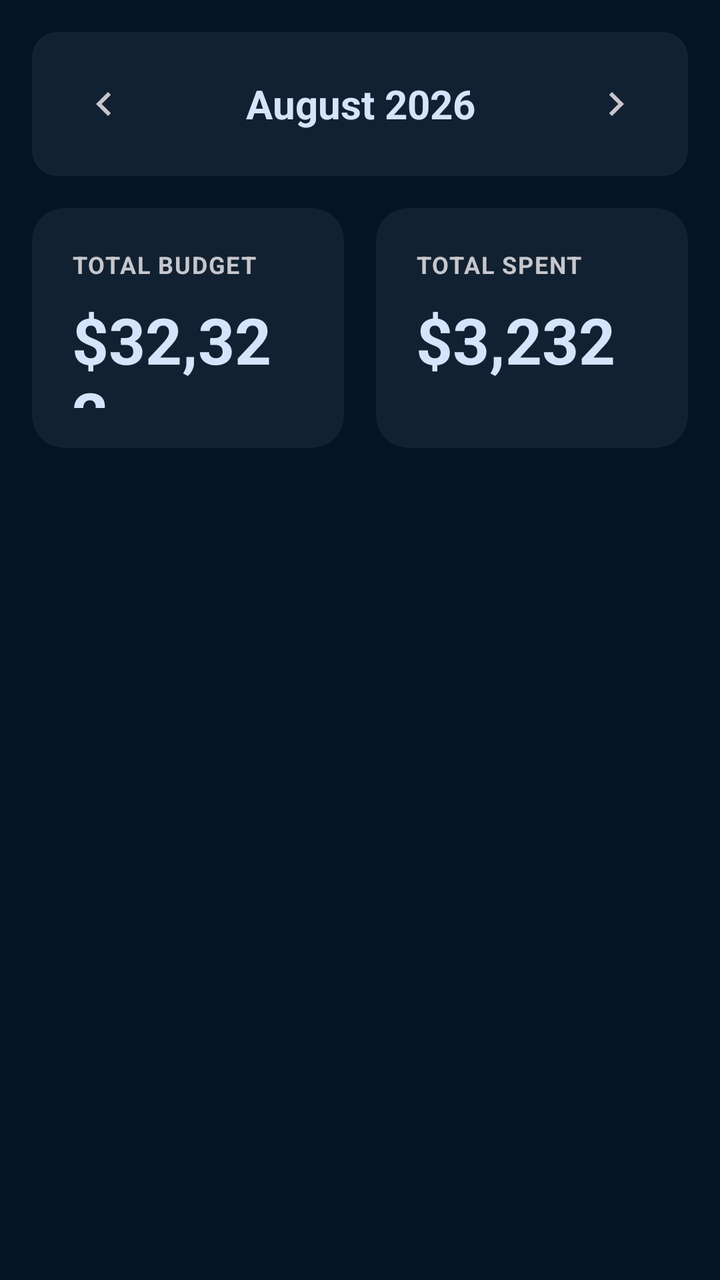
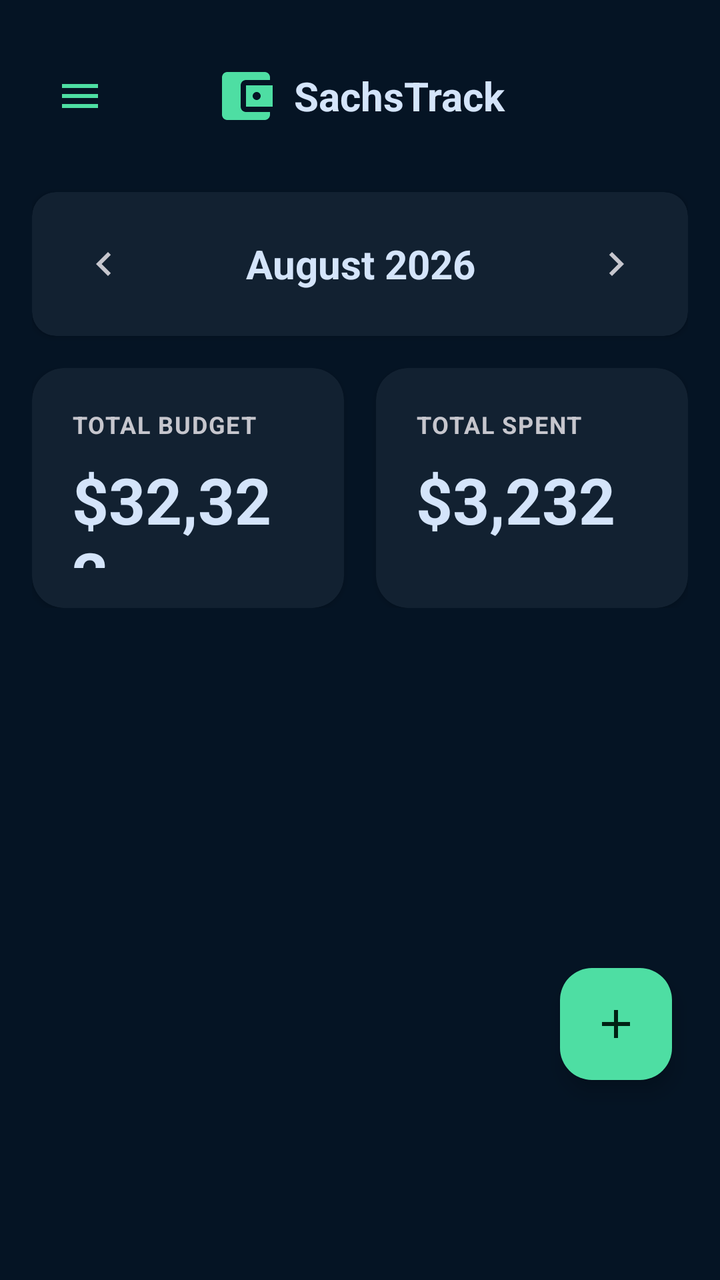

Before-and-after screenshots of an Android layout around one commit, followed by the original layout XML and the change that was made.
<!-- AndroidManifest.xml: application theme Theme.SachsTrack -->
<!-- res/layout/fragment_budgets.xml -->
<?xml version="1.0" encoding="utf-8"?>
<ScrollView xmlns:android="http://schemas.android.com/apk/res/android"
    xmlns:app="http://schemas.android.com/apk/res-auto"
    android:layout_width="match_parent"
    android:layout_height="match_parent"
    android:background="@color/color_background"
    android:paddingBottom="80dp">

    <LinearLayout
        android:layout_width="match_parent"
        android:layout_height="wrap_content"
        android:orientation="vertical"
        android:padding="16dp">

        
        <androidx.cardview.widget.CardView
            android:layout_width="match_parent"
            android:layout_height="wrap_content"
            app:cardBackgroundColor="@color/color_surface_container"
            app:cardCornerRadius="12dp"
            app:cardElevation="2dp">

            <LinearLayout
                android:layout_width="match_parent"
                android:layout_height="wrap_content"
                android:gravity="center_vertical"
                android:orientation="horizontal"
                android:padding="16dp">

                <ImageButton
                    android:id="@+id/btn_previous_month"
                    android:layout_width="40dp"
                    android:layout_height="40dp"
                    android:background="?attr/selectableItemBackgroundBorderless"
                    android:contentDescription="Previous month"
                    android:src="@drawable/ic_chevron_left_24"
                    android:tint="@color/color_on_surface_variant" />

                <TextView
                    android:id="@+id/tv_current_month"
                    android:layout_width="0dp"
                    android:layout_height="wrap_content"
                    android:layout_weight="1"
                    android:gravity="center"
                    android:text="August 2026"
                    android:textColor="@color/color_on_surface"
                    android:textSize="20sp"
                    android:textStyle="bold" />

                <ImageButton
                    android:id="@+id/btn_next_month"
                    android:layout_width="40dp"
                    android:layout_height="40dp"
                    android:background="?attr/selectableItemBackgroundBorderless"
                    android:contentDescription="Next month"
                    android:src="@drawable/ic_chevron_right_24"
                    android:tint="@color/color_on_surface_variant" />

            </LinearLayout>

        </androidx.cardview.widget.CardView>

        
        <LinearLayout
            android:layout_width="match_parent"
            android:layout_height="wrap_content"
            android:layout_marginTop="16dp"
            android:orientation="horizontal"
            android:weightSum="2">

            
            <androidx.cardview.widget.CardView
                android:layout_width="0dp"
                android:layout_height="120dp"
                android:layout_marginEnd="8dp"
                android:layout_weight="1"
                app:cardBackgroundColor="@color/color_surface_container"
                app:cardCornerRadius="16dp"
                app:cardElevation="2dp">

                <LinearLayout
                    android:layout_width="match_parent"
                    android:layout_height="match_parent"
                    android:orientation="vertical"
                    android:padding="20dp">

                    <TextView
                        android:layout_width="wrap_content"
                        android:layout_height="wrap_content"
                        android:text="TOTAL BUDGET"
                        android:textColor="@color/color_on_surface_variant"
                        android:textSize="12sp"
                        android:textStyle="bold"
                        android:letterSpacing="0.05" />

                    <TextView
                        android:id="@+id/tv_total_budget"
                        android:layout_width="wrap_content"
                        android:layout_height="wrap_content"
                        android:layout_marginTop="8dp"
                        android:text="$32,322"
                        android:textColor="@color/color_on_surface"
                        android:textSize="32sp"
                        android:textStyle="bold" />

                </LinearLayout>

            </androidx.cardview.widget.CardView>

            
            <androidx.cardview.widget.CardView
                android:layout_width="0dp"
                android:layout_height="120dp"
                android:layout_marginStart="8dp"
                android:layout_weight="1"
                app:cardBackgroundColor="@color/color_surface_container"
                app:cardCornerRadius="16dp"
                app:cardElevation="2dp">

                <LinearLayout
                    android:layout_width="match_parent"
                    android:layout_height="match_parent"
                    android:orientation="vertical"
                    android:padding="20dp">

                    <TextView
                        android:layout_width="wrap_content"
                        android:layout_height="wrap_content"
                        android:text="TOTAL SPENT"
                        android:textColor="@color/color_on_surface_variant"
                        android:textSize="12sp"
                        android:textStyle="bold"
                        android:letterSpacing="0.05" />

                    <TextView
                        android:id="@+id/tv_total_spent"
                        android:layout_width="wrap_content"
                        android:layout_height="wrap_content"
                        android:layout_marginTop="8dp"
                        android:text="$3,232"
                        android:textColor="@color/color_on_surface"
                        android:textSize="32sp"
                        android:textStyle="bold" />

                </LinearLayout>

            </androidx.cardview.widget.CardView>

        </LinearLayout>

        
        <androidx.recyclerview.widget.RecyclerView
            android:id="@+id/rv_budget_categories"
            android:layout_width="match_parent"
            android:layout_height="wrap_content"
            android:layout_marginTop="16dp" />

    </LinearLayout>

</ScrollView>
<!-- resources referenced by this layout -->
<resources>
  <color name="color_background">#051424</color>
  <color name="color_on_surface">#d4e4fa</color>
  <color name="color_on_surface_variant">#c6c6cd</color>
  <color name="color_surface_container">#122131</color>
  <!-- drawable ic_chevron_left_24 (drawable) -->
  <vector xmlns:android="http://schemas.android.com/apk/res/android"
      android:width="24dp"
      android:height="24dp"
      android:viewportWidth="24"
      android:viewportHeight="24"
      android:tint="?attr/colorOnSurface">
    <path
        android:fillColor="@android:color/white"
        android:pathData="M15.41,7.41L14,6l-6,6 6,6 1.41,-1.41L10.83,12z"/>
  </vector>
  <!-- drawable ic_chevron_right_24 (drawable) -->
  <vector xmlns:android="http://schemas.android.com/apk/res/android"
      android:width="24dp"
      android:height="24dp"
      android:viewportWidth="24"
      android:viewportHeight="24"
      android:tint="?attr/colorOnSurface">
    <path
        android:fillColor="@android:color/white"
        android:pathData="M10,6L8.59,7.41 13.17,12l-4.58,4.59L10,18l6,-6z"/>
  </vector>
  <color name="color_primary">#4edea3</color>
  <color name="color_primary_variant">#009365</color>
  <color name="color_on_primary">#002113</color>
  <color name="color_secondary">#bcc7de</color>
  <color name="color_surface">#122131</color>
  <color name="color_on_background">#d4e4fa</color>
  <color name="color_surface_variant">#1c2b3c</color>
  <color name="color_outline">#45464d</color>
  <color name="color_outline_variant">#45464d</color>
  <color name="status_bar_color">@color/color_background</color>
  <color name="navigation_bar_color">@color/color_surface_container_high</color>
  <color name="color_surface_container_high">#1c2b3c</color>
  <!-- unchanged entries left out for length: 1 -->
</resources>

<!-- the commit's change to res/layout/fragment_budgets.xml (unified diff, before → after) -->
@@ -1,6 +1,10 @@
 <?xml version="1.0" encoding="utf-8"?>
-<ScrollView xmlns:android="http://schemas.android.com/apk/res/android"
+<androidx.coordinatorlayout.widget.CoordinatorLayout xmlns:android="http://schemas.android.com/apk/res/android"
     xmlns:app="http://schemas.android.com/apk/res-auto"
+    android:layout_width="match_parent"
+    android:layout_height="match_parent">
+
+<ScrollView
     android:layout_width="match_parent"
     android:layout_height="match_parent"
     android:background="@color/color_background"
@@ -11,6 +15,56 @@
         android:layout_height="wrap_content"
         android:orientation="vertical"
         android:padding="16dp">
+
+        
+        <LinearLayout
+            android:layout_width="match_parent"
+            android:layout_height="wrap_content"
+            android:gravity="center_vertical"
+            android:orientation="horizontal"
+            android:paddingVertical="8dp"
+            android:layout_marginBottom="16dp">
+
+            <ImageButton
+                android:id="@+id/btn_menu"
+                android:layout_width="48dp"
+                android:layout_height="48dp"
+                android:background="?attr/selectableItemBackgroundBorderless"
+                android:contentDescription="Menu"
+                android:padding="12dp"
+                android:src="@drawable/ic_menu_24"
+                android:tint="@color/color_primary" />
+
+            <LinearLayout
+                android:layout_width="0dp"
+                android:layout_height="wrap_content"
+                android:layout_weight="1"
+                android:gravity="center"
+                android:orientation="horizontal">
+
+                <ImageView
+                    android:layout_width="32dp"
+                    android:layout_height="32dp"
+                    android:layout_marginEnd="8dp"
+                    android:src="@drawable/ic_account_balance_wallet_24"
+                    android:tint="@color/color_primary" />
+
+                <TextView
+                    android:layout_width="wrap_content"
+                    android:layout_height="wrap_content"
+                    android:text="SachsTrack"
+                    android:textColor="@color/color_on_surface"
+                    android:textSize="20sp"
+                    android:textStyle="bold" />
+
+            </LinearLayout>
+
+            
+            <View
+                android:layout_width="48dp"
+                android:layout_height="48dp" />
+
+        </LinearLayout>
 
         
         <androidx.cardview.widget.CardView
@@ -158,3 +212,18 @@
     </LinearLayout>
 
 </ScrollView>
+
+
+<com.google.android.material.floatingactionbutton.FloatingActionButton
+    android:id="@+id/fab_add_budget"
+    android:layout_width="wrap_content"
+    android:layout_height="wrap_content"
+    android:layout_gravity="bottom|end"
+    android:layout_marginEnd="24dp"
+    android:layout_marginBottom="100dp"
+    android:contentDescription="Set budgets"
+    android:src="@drawable/ic_add_24"
+    app:backgroundTint="@color/color_primary"
+    app:tint="@color/color_on_primary" />
+
+</androidx.coordinatorlayout.widget.CoordinatorLayout>
<!-- resource entries referenced after the edit -->
@@ -4,6 +4,28 @@
   <color name="color_on_surface">#d4e4fa</color>
   <color name="color_on_surface_variant">#c6c6cd</color>
   <color name="color_surface_container">#122131</color>
+  <!-- drawable ic_account_balance_wallet_24 (drawable) -->
+  <?xml version="1.0" encoding="utf-8"?>
+  <vector xmlns:android="http://schemas.android.com/apk/res/android"
+      android:width="24dp"
+      android:height="24dp"
+      android:viewportWidth="24"
+      android:viewportHeight="24">
+      <path
+          android:fillColor="@android:color/white"
+          android:pathData="M21,18v1c0,1.1 -0.9,2 -2,2L5,21c-1.11,0 -2,-0.9 -2,-2L3,5c0,-1.1 0.89,-2 2,-2h14c1.1,0 2,0.9 2,2v1h-9c-1.11,0 -2,0.9 -2,2v8c0,1.1 0.89,2 2,2h9zM12,16h10L22,8L12,8v8zM16,13.5c-0.83,0 -1.5,-0.67 -1.5,-1.5s0.67,-1.5 1.5,-1.5 1.5,0.67 1.5,1.5 -0.67,1.5 -1.5,1.5z"/>
+  </vector>
+  <!-- drawable ic_add_24 (drawable) -->
+  <?xml version="1.0" encoding="utf-8"?>
+  <vector xmlns:android="http://schemas.android.com/apk/res/android"
+      android:width="24dp"
+      android:height="24dp"
+      android:viewportWidth="24"
+      android:viewportHeight="24">
+      <path
+          android:fillColor="@android:color/white"
+          android:pathData="M19,13h-6v6h-2v-6H5v-2h6V5h2v6h6v2z"/>
+  </vector>
   <!-- drawable ic_chevron_left_24 (drawable) -->
   <vector xmlns:android="http://schemas.android.com/apk/res/android"
       android:width="24dp"
@@ -26,6 +48,17 @@
         android:fillColor="@android:color/white"
         android:pathData="M10,6L8.59,7.41 13.17,12l-4.58,4.59L10,18l6,-6z"/>
   </vector>
+  <!-- drawable ic_menu_24 (drawable) -->
+  <?xml version="1.0" encoding="utf-8"?>
+  <vector xmlns:android="http://schemas.android.com/apk/res/android"
+      android:width="24dp"
+      android:height="24dp"
+      android:viewportWidth="24"
+      android:viewportHeight="24">
+      <path
+          android:fillColor="@color/color_on_surface"
+          android:pathData="M3,6h18v2H3V6zM3,11h18v2H3V11zM3,16h18v2H3V16z" />
+  </vector>
   <color name="color_primary">#4edea3</color>
   <color name="color_primary_variant">#009365</color>
   <color name="color_on_primary">#002113</color>
